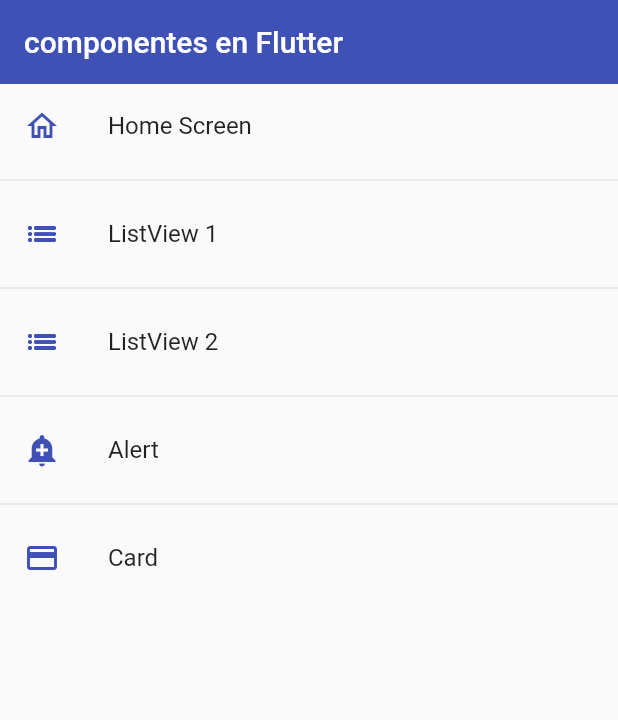
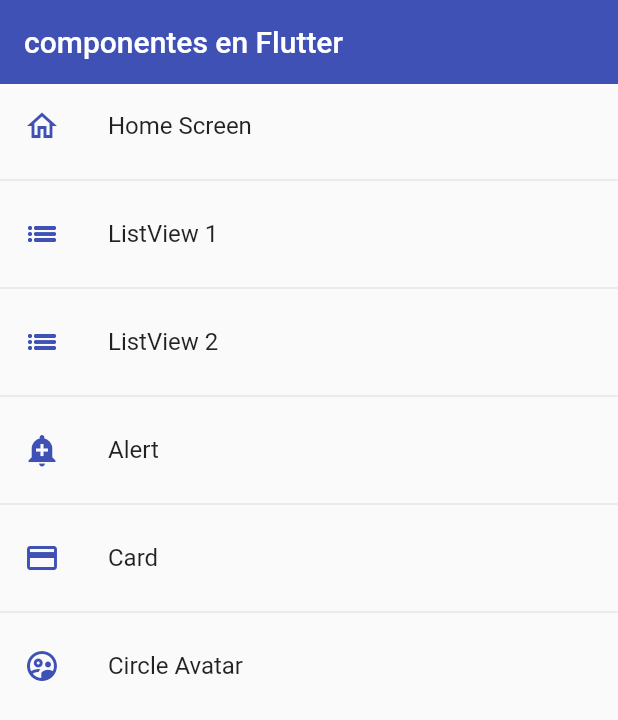
Before and after one commit to ColtMoons/flutter_components_lessons, a Flutter app: the screen it shows after launch, on a phone screen of 412 x 824 dp. Shown: the top 720 px of the screen. Run offline on Flutter 3.47's test engine with Material 2 defaults, Android fonts, the phone set to English and light mode, and no system bars.

Commit message:
Add Circular Avatar

```diff
--- a/lib/router/app_routes.dart
+++ b/lib/router/app_routes.dart
@@ -42,6 +42,13 @@ class AppRoutes {
         name: 'Card',
         screen: const CardScreen()
     ),
+
+    MenuOption(
+        route: 'avatar',
+        icon: Icons.supervised_user_circle_outlined,
+        name: 'Circle Avatar',
+        screen: const AvatarScreen()
+    ),
   ];
 
   static Map<String, Widget Function(BuildContext)> getAppRoutes() {
--- a/lib/screens/screens.dart
+++ b/lib/screens/screens.dart
@@ -1,3 +1,4 @@
+export 'package:flutter_components/screens/avatar_screen.dart';
 export 'package:flutter_components/screens/alert_screen.dart';
 export 'package:flutter_components/screens/card_screen.dart';
 export 'package:flutter_components/screens/home_screen.dart';
```
Also changed, not shown: lib/screens/animated_screen.dart (added, +15 -0 lines), lib/screens/avatar_screen.dart (added, +30 -0 lines).
